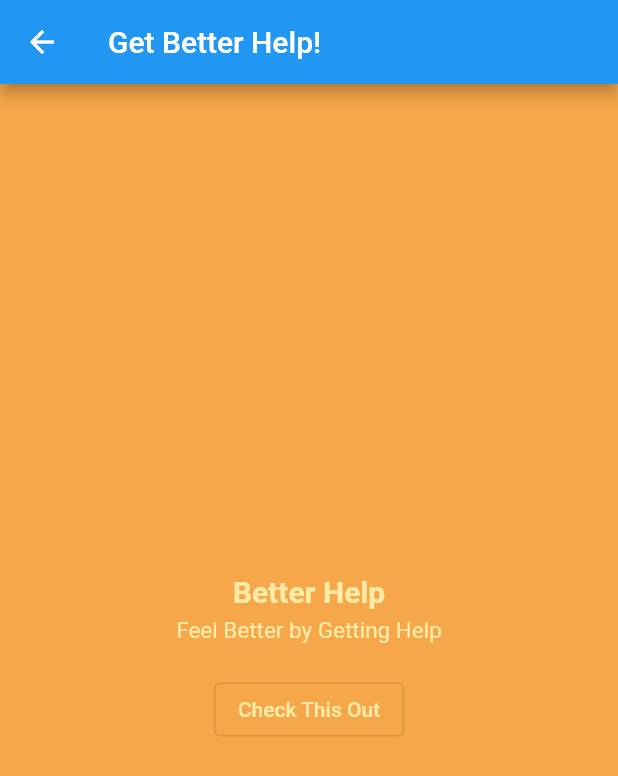
After one commit to Rasyaditya/Projek.1.Flutter.SMK.2, a Flutter app: the screen it shows after launch, after a tap on "Latihan Membuat Aplikasi Menu", on a phone screen of 412 x 824 dp. The commit adds this screen. Shown: the top 776 px of the screen. Run offline on Flutter 3.47's test engine with Material 2 defaults, Android fonts, the phone set to English and light mode, and no system bars.

Commit message:
Made new project, Better Help

```diff
--- /dev/null
+++ b/lib/better_help.dart
@@ -0,0 +1,61 @@
+import 'package:flutter/material.dart';
+
+import 'better_help_cards.dart';
+
+class home extends StatelessWidget {
+  const home({super.key});
+
+  @override
+  Widget build(BuildContext context) {
+    return Scaffold(
+      backgroundColor: const Color.fromRGBO(246, 167, 74, 1),
+      appBar: AppBar(title: const Text('Get Better Help!')),
+      body: Center(
+        child: (Column(
+          mainAxisAlignment: MainAxisAlignment.center,
+          children: [
+            Container(
+              child: const Text(
+                'Better Help',
+                style: TextStyle(
+                  fontSize: 20,
+                  color: Color.fromRGBO(255, 234, 167, 1),
+                  fontWeight: FontWeight.bold,
+                ),
+              ),
+            ),
+
+            SizedBox(height: 5),
+
+            Container(
+              child: const Text(
+                'Feel Better by Getting Help',
+                style: TextStyle(
+                  fontSize: 15,
+                  color: Color.fromRGBO(255, 234, 167, 1),
+                ),
+              ),
+            ),
+
+            SizedBox(height: 20),
+
+            OutlinedButton(
+                onPressed: () {
+                  Navigator.of(context).push(
+                    MaterialPageRoute(
+                      builder: (context) => const bt_cards(),
+                    ),
+                  );
+                },
+                child: const Text(
+                  'Check This Out',
+                  style: TextStyle(
+                    color: Color.fromRGBO(255, 234, 167, 1),
+                  ),
+                )),
+          ],
+        )),
+      ),
+    );
+  }
+}
--- a/lib/main.dart
+++ b/lib/main.dart
@@ -1,5 +1,6 @@
 import 'package:flutter/material.dart';
 import 'package:projek_1/menu_main.dart';
+
 
 void main() {
   runApp(const MyApp());
@@ -12,7 +13,7 @@ class MyApp extends StatelessWidget {
   Widget build(BuildContext context) {
     return MaterialApp(
       title: 'Flutter Project',
-      home: MenuPage(),
+      home:MenuPage(),
     );
   }
 }
--- a/lib/menu_main.dart
+++ b/lib/menu_main.dart
@@ -1,5 +1,6 @@
 import 'package:flutter/material.dart';
 import 'add_interactivity.dart';
+import 'better_help.dart';
 import 'latihan_layout.dart';
 
 class MenuPage extends StatefulWidget {
@@ -10,6 +11,7 @@ class MenuPage extends StatefulWidget {
 }
 
 class _MenuPageState extends State<MenuPage> {
+
   @override
   Widget build(BuildContext context) {
     return Scaffold(
@@ -23,7 +25,7 @@ class _MenuPageState extends State<MenuPage> {
             ElevatedButton(onPressed: (){
               Navigator.of(context).push(
                 MaterialPageRoute(
-                  builder: (context) =>  layout(),
+                  builder: (context) =>  const layout(),
                 ),
               );
             }, child: Text('Latihan Layout')),
@@ -31,10 +33,18 @@ class _MenuPageState extends State<MenuPage> {
             ElevatedButton(onPressed: (){
               Navigator.of(context).push(
                 MaterialPageRoute(
-                  builder: (context) =>  interaksi(),
+                  builder: (context) =>  const interaksi(),
                 ),
               );
-            }, child: Text('Latihan Interactivity'))
+            }, child: Text('Latihan Interactivity')),
+
+            ElevatedButton(onPressed: (){
+              Navigator.of(context).push(
+                MaterialPageRoute(
+                  builder: (context) =>  const home(),
+                ),
+              );
+            }, child: Text('Latihan Membuat Aplikasi Menu'))
           ],
         ),
       ),
--- a/pubspec.yaml
+++ b/pubspec.yaml
@@ -57,6 +57,8 @@ flutter:
   # included with your application, so that you can use the icons in
   # the material Icons class.
   uses-material-design: true
+  assets:
+    - asset/images/
 
   # To add assets to your application, add an assets section, like this:
   # assets:
```
Also changed, not shown: lib/better_help_cards.dart (added, +12 -0 lines), lib/latihan_layout.dart (+5 -2 lines).
